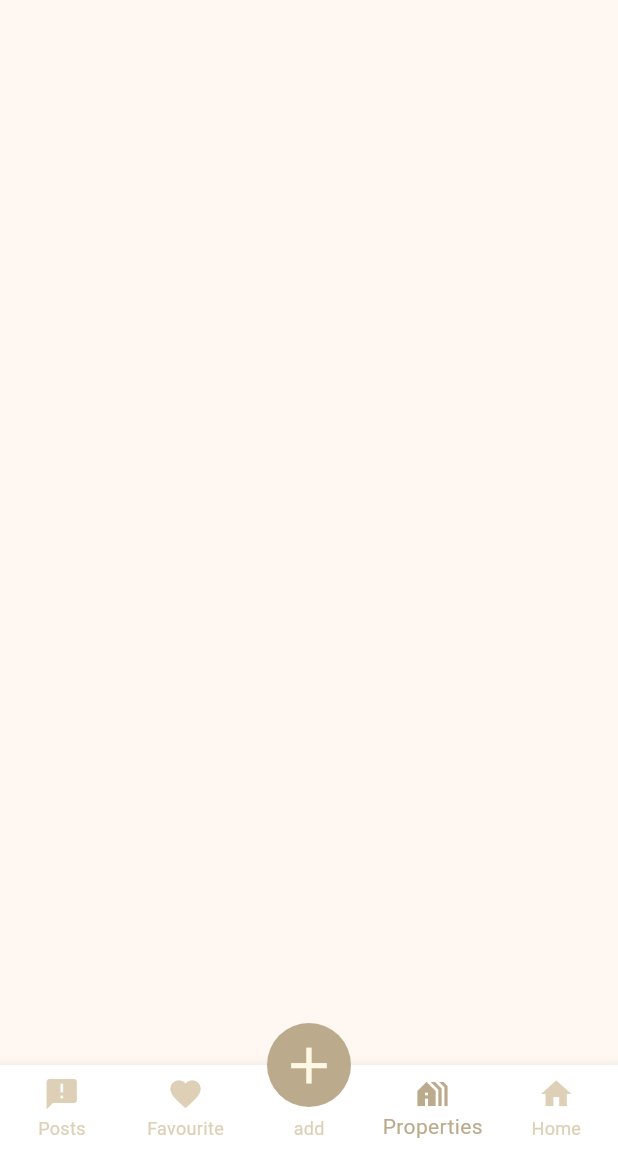
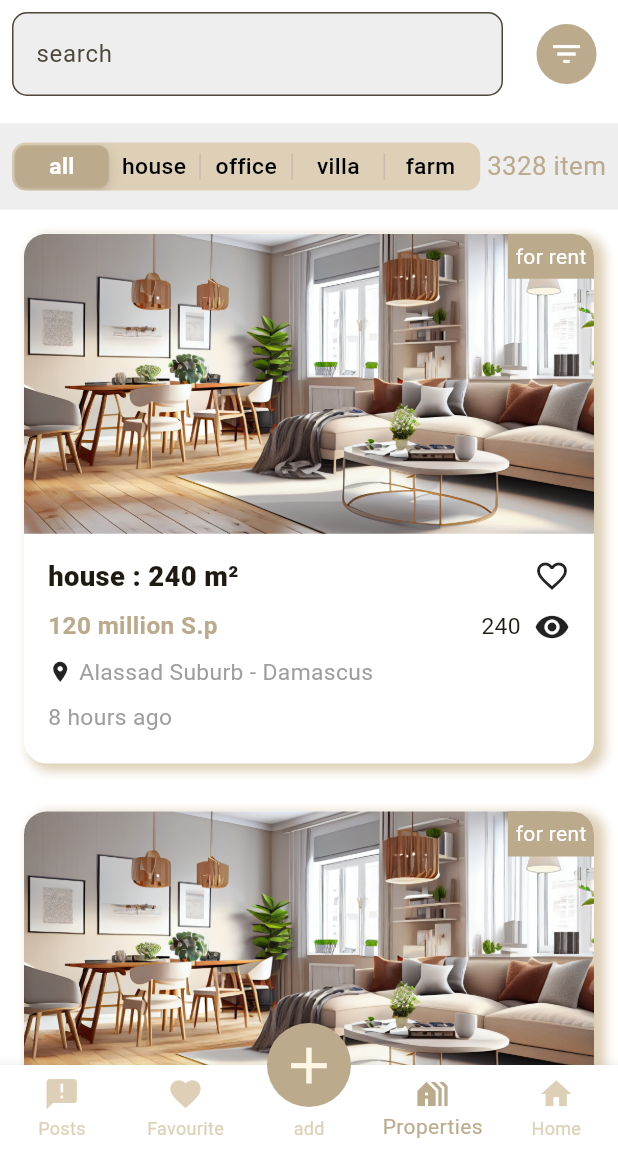
Before and after one commit to habeebandrew/real-estate, a Flutter app: the screen it shows after launch, item 4 of the bottom bar chosen, on a phone screen of 412 x 824 dp, the part 84-1236 px from its top. Run offline on Flutter 3.47's test engine with Material 3 defaults, Android fonts, the phone set to English and light mode, and no system bars; our stand-ins replace bloc, flutter_bloc, flutter_screenutil, shared_preferences, smooth_page_indicator.

Commit message:
updates: make properties screen design and responsive(to be continue) fixing some issues

```diff
--- a/lib/Bloc/Property Cubit/property_cubit.dart
+++ b/lib/Bloc/Property Cubit/property_cubit.dart
@@ -1,8 +1,27 @@
-import 'package:bloc/bloc.dart';
-import 'package:meta/meta.dart';
+
+import 'package:flutter/cupertino.dart';
+import 'package:flutter/material.dart';
+import 'package:flutter_bloc/flutter_bloc.dart';
+
 
 part 'property_state.dart';
 
 class PropertyCubit extends Cubit<PropertyState> {
   PropertyCubit() : super(PropertyInitialState());
+
+  static PropertyCubit get(context)=>BlocProvider.of(context);
+
+  TextEditingController searchController =TextEditingController();
+  int sliding=0;
+
+  void toggleSelected(int value){
+    emit(PropertyChangeFilterState());
+    sliding = value;
+
+    if(sliding==0){
+      print("all");
+    }
+
+  }
+
 }
--- a/lib/Bloc/Property Cubit/property_state.dart
+++ b/lib/Bloc/Property Cubit/property_state.dart
@@ -4,3 +4,9 @@ part of 'property_cubit.dart';
 sealed class PropertyState {}
 
 final class PropertyInitialState extends PropertyState {}
+
+final class PropertyChangeFilterState extends PropertyState {}
+
+final class PropertyLoadingState extends PropertyState {}
+
+final class PropertyLoadedState extends PropertyState {}
--- a/lib/Presentation/Drawer Screen/Drawer Widgets/drawer_widgets.dart
+++ b/lib/Presentation/Drawer Screen/Drawer Widgets/drawer_widgets.dart
@@ -6,7 +6,7 @@ import 'package:pro_2/Bloc/Auth%20Cubit/auth_cubit.dart';
 import 'package:pro_2/Util/app_routes.dart';
 import 'package:pro_2/Util/constants.dart';
 import 'package:pro_2/Util/global%20Widgets/animation.dart';
-import 'package:share_plus/share_plus.dart';
+
 
 Widget myDrawerButton({
   required String label,
@@ -54,12 +54,12 @@ Widget build_for_guest(BuildContext context) {
         SizedBox(
           height: 5,
         ),
-        myDrawerButton(
-            label: 'Invite friends', icon: Icons.mail, onPress:() => _shareInvite(context),
-        ),
-        SizedBox(
-          height: 5,
-        ),
+        // myDrawerButton(
+        //     label: 'Invite friends', icon: Icons.mail, onPress:() => _shareInvite(context),
+        // ),
+        // SizedBox(
+        //   height: 5,
+        // ),
         myDrawerButton(
             label: 'Help Center', icon: Icons.help_outline, onPress: () {}),
         SizedBox(
@@ -341,11 +341,11 @@ void _showLanguageDialog(BuildContext context) {
     },
   );
 }
-void _shareInvite(BuildContext context) {
-  final String text = "هل سمعت عن كابيتال ستيت؟ إنه تطبيق رائع لتسويق بيع وشراء واستئجار العقارات وللتحميل .....";
-
-  Share.share(
-    text,
-    subject: 'Invite to App',
-  );
-}
+// void _shareInvite(BuildContext context) {
+//   final String text = "هل سمعت عن كابيتال ستيت؟ إنه تطبيق رائع لتسويق بيع وشراء واستئجار العقارات وللتحميل .....";
+//
+//   Share.share(
+//     text,
+//     subject: 'Invite to App',
+//   );
+// }
--- a/lib/Presentation/Favourite Screen/favourite_screen.dart
+++ b/lib/Presentation/Favourite Screen/favourite_screen.dart
@@ -1,6 +1,5 @@
 import 'package:flutter/material.dart';
 import 'package:pro_2/Presentation/Favourite%20Screen/Favourite%20Widgets/favourite_widgets.dart';
-
 
 class FavouriteScreen extends StatelessWidget {
   const FavouriteScreen({super.key});
@@ -13,6 +12,7 @@ class FavouriteScreen extends StatelessWidget {
           padding: const EdgeInsets.all(0.0),
           itemBuilder:(context,value)=>favourite_item(context),
           itemCount: 3,
+
       )
 
     );
--- a/lib/Presentation/Home Screen/home_screen.dart
+++ b/lib/Presentation/Home Screen/home_screen.dart
@@ -36,6 +36,7 @@ class HomeScreen extends StatelessWidget {
           return Scaffold(backgroundColor: Colors.white,
             endDrawer: AppRoutes.drawerScreen,
             body: CustomScrollView(
+              physics: const NeverScrollableScrollPhysics(),
               slivers: <Widget>[
                 //silver منشان لما اعمل scroll down تضل ابيض ما تغمق
                 SliverAppBar(
--- /dev/null
+++ b/lib/Presentation/Properties Screen/Properties Widgets/properties_widgets.dart
@@ -0,0 +1,158 @@
+import 'package:flutter/material.dart';
+import 'package:flutter_screenutil/flutter_screenutil.dart';
+import 'package:pro_2/Util/constants.dart';
+import 'package:pro_2/Util/dimensions.dart';
+
+class PropertyCard extends StatelessWidget {
+  const PropertyCard({super.key});
+
+  @override
+  Widget build(BuildContext context) {
+    return Container(
+      width: double.infinity,
+      height: 348.h,
+      margin: const EdgeInsets.all(16),
+      decoration: BoxDecoration(
+        color: Colors.white,
+        borderRadius: BorderRadius.circular(15),
+        boxShadow: const [
+          BoxShadow(
+            color: Constants.mainColor2,
+            spreadRadius: 2,
+            blurRadius: 5,
+            offset: Offset(5, 3),
+          ),
+        ],
+      ),
+      child: Column(
+        crossAxisAlignment: CrossAxisAlignment.start,
+        children: [
+          Stack(
+            alignment: Alignment.topRight,
+            children: [
+              ClipRRect(
+                borderRadius: const BorderRadius.only(
+                  topLeft: Radius.circular(15),
+                  topRight: Radius.circular(15),
+                ),
+                child:Image.asset(
+                      'assets/images/Home/apartment.jpg',
+                      height: 200,
+                      width: double.infinity,
+                      fit: BoxFit.cover,
+                    ),
+                ),
+              Container(
+                decoration: const BoxDecoration(
+                  color: Constants.mainColor,
+                  borderRadius: BorderRadius.only(
+                    topRight: Radius.circular(15),
+                  ),
+                ),
+                padding: const EdgeInsets.all(5),
+                child: const Text(
+                  'for rent',
+                  style: TextStyle(
+                      color: Colors.white
+                  ),
+                ),
+              ),
+            ],
+          ),
+           Padding(
+            padding: const EdgeInsets.all(16.0),
+            child: Row(
+              crossAxisAlignment: CrossAxisAlignment.start,
+              mainAxisAlignment: MainAxisAlignment.spaceBetween,
+              children: [
+                Column(
+                  //mainAxisAlignment: MainAxisAlignment.spaceBetween,
+                  crossAxisAlignment: CrossAxisAlignment.start,
+                  children: [
+                    Text(
+                        'house : 240 m²',
+                        style: TextStyle(
+                          fontSize: 18.sp,
+                          fontWeight: FontWeight.w900
+                        )
+                    ),
+                    SizedBox(height: 8.h),
+                    Text(
+                      '120 million S.p',
+                      style: TextStyle(
+                          color: Constants.mainColor,
+                          fontSize: 16.sp,
+                          fontWeight: FontWeight.bold
+                      ),
+                    ),
+                    SizedBox(height: 8.h),
+                    InkWell(
+                      onTap: (){},
+                      child: Row(
+                        children: [
+                          Icon(
+                              Icons.location_on,
+                              size: 16.sp
+                          ),
+                          SizedBox(width: 4.w),
+                          Text(
+                            'Alassad Suburb - Damascus',
+                            style: TextStyle(
+                              fontSize: 15.sp,
+                              color: Colors.grey,
+                            ),
+                          ),
+                        ],
+                      ),
+                    ),
+                    SizedBox(height: 8.h),
+                    Text(
+
+                        '8 hours ago',
+                        style: TextStyle(
+                            color: Colors.grey,
+                            fontSize: 15.sp,
+                        )
+                    ),
+                  ],
+                ),
+                Column(
+                 crossAxisAlignment: CrossAxisAlignment.end,
+                  children: [
+                    Material(
+                      color: Colors.white,
+                      child: InkWell(
+                          onTap:(){},
+                          child: const Icon(
+                              Icons.favorite_border
+                          ),
+
+                      ),
+                    ),
+                    SizedBox(
+                      height: 10.0,
+                    ),
+                    Row(
+                      children: [
+                        Text(
+                            '240',
+                            style: TextStyle(
+                              fontSize: 15.sp
+                            ),
+                        ),
+                        SizedBox(width: 8.w),
+                        const Icon(Icons.visibility),
+
+
+                      ],
+                    ),
+                  ],
+                ),
+              ],
+            ),
+          ),
+        ],
+      ),
+    );
+  }
+}
--- a/lib/Presentation/Properties Screen/properties_screen.dart
+++ b/lib/Presentation/Properties Screen/properties_screen.dart
@@ -1,6 +1,12 @@
+import 'package:flutter/cupertino.dart';
 import 'package:flutter/material.dart';
 import 'package:flutter_bloc/flutter_bloc.dart';
+import 'package:flutter_screenutil/flutter_screenutil.dart';
 import 'package:pro_2/Bloc/Property%20Cubit/property_cubit.dart';
+import 'package:pro_2/Presentation/Properties%20Screen/Properties%20Widgets/properties_widgets.dart';
+import 'package:pro_2/Util/constants.dart';
+import 'package:pro_2/Util/dimensions.dart';
+import 'package:pro_2/Util/global%20Widgets/my_form_field.dart';
 
 class PropertiesScreen extends StatelessWidget {
   const PropertiesScreen({super.key});
@@ -8,14 +14,133 @@ class PropertiesScreen extends StatelessWidget {
   @override
   Widget build(BuildContext context) {
     return BlocConsumer<PropertyCubit, PropertyState>(
-      listener: (context, state) {
-        // TODO: implement listener
-      },
-      builder: (context, state) {
-        return Scaffold(
-
-        );
-      },
+        listener: (context, state) {},
+        builder: (context, state) {
+          PropertyCubit cubit = PropertyCubit.get(context);
+          return Scaffold(
+            backgroundColor: Colors.white,
+            body: Column(
+              children: [
+                Row(
+                  children: [
+                    Expanded(
+                      flex: 5,
+                      child: Padding(
+                        padding: const EdgeInsets.all(8.0),
+                        child:MyFormField(
+                          controller: cubit.searchController,
+                          hintText: 'search ',
+                          radius: 10.0,
+                          fill: true,
+                          fillColor: Colors.grey[200],
+                          ),
+                        ),
+                      ),
+                     Expanded(
+                      flex: 1,
+                      child: InkWell(
+                        onTap: (){},
+                        child: const CircleAvatar(
+                          backgroundColor: Constants.mainColor,
+                          child: Icon(
+                              Icons.filter_list,
+                              color: Colors.white
+                          ),
+                        ),
+                      ),
+                    ),
+                  ],
+                ),
+                SizedBox(
+                  height: 10.0.h,
+                ),
+                Container(
+                  width: double.infinity,
+                  height: Dimensions.heightPercentage(context, 7),
+                  color: Colors.grey[200],
+                  child: Padding(
+                    padding: const EdgeInsets.symmetric(horizontal: 8.0),
+                    child: Row(
+                      children: [
+                        Expanded(
+                          child: CupertinoSlidingSegmentedControl(
+                              children: {
+                                0: Text(
+                                  'all',
+                                  style: TextStyle(
+                                    fontSize: 15.sp,
+                                    color: cubit.sliding == 0
+                                        ? Colors.white
+                                        : Colors.black,
+                                  ),
+                                ),
+                                1: Text(
+                                  'house',
+                                  style: TextStyle(
+                                    fontSize: 15.sp,
+                                    color: cubit.sliding == 1
+                                        ? Colors.white
+                                        : Colors.black,
+                                  ),
+                                ),
+                                2: Text(
+                                  'office',
+                                  style: TextStyle(
+                                    fontSize: 15.sp,
+                                    color: cubit.sliding == 2
+                                        ? Colors.white
+                                        : Colors.black,
+                                  ),
+                                ),
+                                3: Text(
+                                  'villa',
+                                  style: TextStyle(
+                                    fontSize: 15.sp,
+                                    color: cubit.sliding == 3
+                                        ? Colors.white
+                                        : Colors.black,
+                                  ),
+                                ),
+                                4: Text(
+                                  'farm',
+                                  style: TextStyle(
+                                    fontSize: 15.sp,
+                                    color: cubit.sliding == 4
+                                        ? Colors.white
+                                        : Colors.black,
+                                  ),
+                                ),
+                              },
+                              thumbColor: Constants.mainColor,
+                              backgroundColor: Constants.mainColor2,
+                              groupValue: cubit.sliding,
+                              onValueChanged: (value) {
+                                cubit.toggleSelected(value!);
+                              }
+                          ),
+                        ),
+                        Text(
+                          ' 3328 item',
+                          style: TextStyle(
+                              color: Constants.mainColor,
+                              fontSize: 17.sp
+                          ),
+                        ),
+                      ],
+                    ),
+                  ),
+                ),
+                Expanded(
+                  child: ListView.builder(
+                    //shrinkWrap: true,
+                    itemBuilder: (context, value) => PropertyCard(),
+                    itemCount: 2,
+                  ),
+                ),
+              ],
+            ),
+          );
+        }
     );
   }
 }
--- a/lib/Util/global Widgets/my_form_field.dart
+++ b/lib/Util/global Widgets/my_form_field.dart
@@ -1,21 +1,30 @@
+import 'package:flutter/cupertino.dart';
 import 'package:flutter/material.dart';
 import 'package:pro_2/Util/constants.dart';
 
 class MyFormField extends StatelessWidget {
   final TextEditingController controller;
-  final String labelText;
+  final String?labelText;
+  final String?hintText;
   final int?maxLength;
   final bool?obscureText;
+  final bool?fill;
+  final Color?fillColor;
   final TextInputType?type;
+  final double radius;
   final String? Function(String?)? validator;
 
   const MyFormField({
     super.key,
     required this.controller,
-    required this.labelText,
+    this.labelText,
+    this.hintText,
     this.maxLength,
     this.obscureText,
+    this.fill,
+    this.fillColor,
     this.type,
+    this.radius=0,
     this.validator,
   });
 
@@ -25,9 +34,13 @@ class MyFormField extends StatelessWidget {
         controller: controller,
         keyboardType:type ,
         decoration: InputDecoration(
+          hintText:hintText ,
           labelText: labelText,
-          border: const OutlineInputBorder(
-            borderSide: BorderSide(
+          filled: fill,
+          fillColor: fillColor,
+          border:  OutlineInputBorder(
+            borderRadius: BorderRadius.circular(radius),
+            borderSide: const BorderSide(
                 color: Constants.mainColor
             ),
           ),
--- a/lib/main.dart
+++ b/lib/main.dart
@@ -1,6 +1,5 @@
 import 'package:flutter/material.dart';
 import 'package:flutter_screenutil/flutter_screenutil.dart';
-import 'package:pro_2/Bloc/Auth%20Cubit/auth_cubit.dart';
 import 'package:pro_2/Util/app_bloc_observer.dart';
 import 'package:pro_2/Util/app_routes.dart';
 import 'package:pro_2/Util/cache_helper.dart';
```
Also changed, not shown: pubspec.yaml (+4 -4 lines), pubspec.lock, 4 other files.
